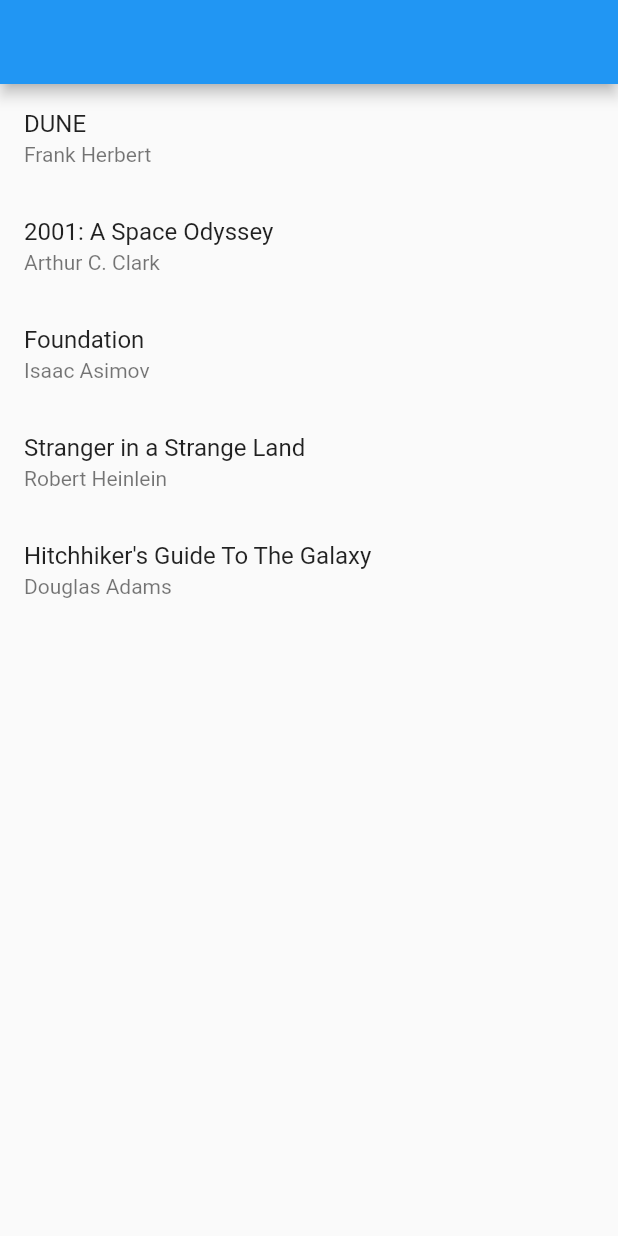
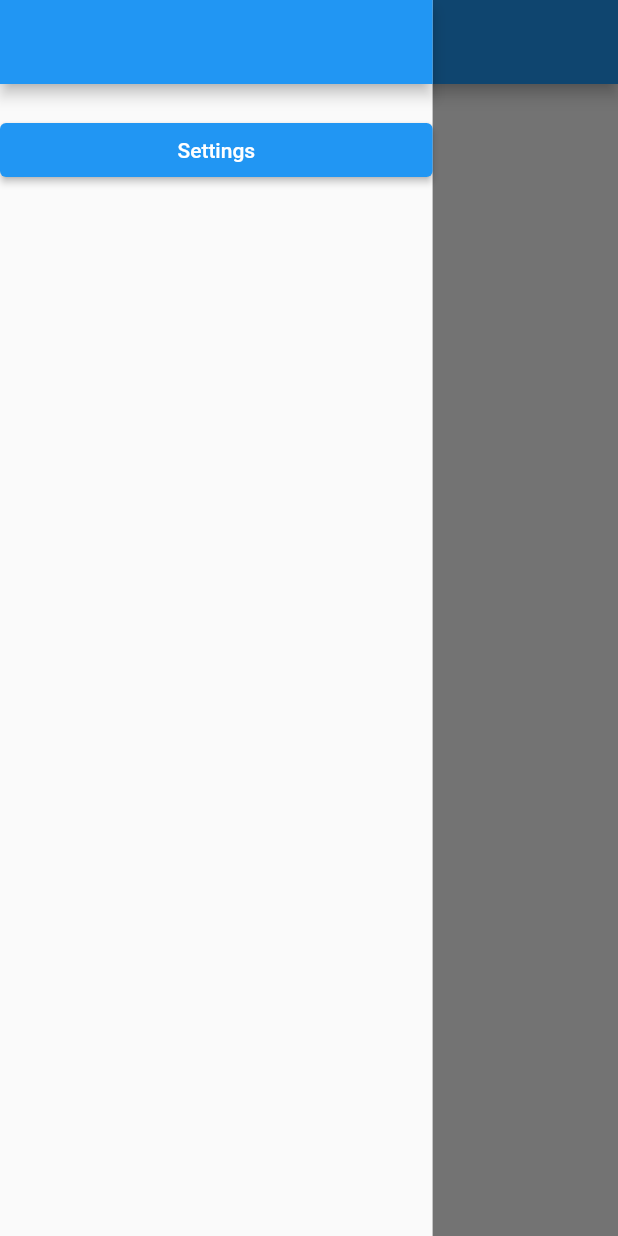
Before and after one commit to polyGeek/nav2, a Flutter app: the screen it shows after launch, with the side drawer open (before the commit the screen has no drawer), on a phone screen of 412 x 824 dp. Run offline on Flutter 3.47's test engine with Material 2 defaults, Android fonts, the light colour scheme and no system bars.

Commit message:
2nd commit

```diff
--- a/lib/main.dart
+++ b/lib/main.dart
@@ -20,6 +20,7 @@ class _BooksAppState extends State<BooksApp> {
     return MaterialApp.router(
       title: 'Books App',
       routerDelegate: _routerDelegate,
+      debugShowCheckedModeBanner: false,
       routeInformationParser: _routeInformationParser,
     );
   }
--- a/lib/model/nav/book_route_information_parser.dart
+++ b/lib/model/nav/book_route_information_parser.dart
@@ -14,7 +14,7 @@ class BookRouteInformationParser extends RouteInformationParser<BookRoutePath> {
 
     // Handle '/'
     if ( uri.pathSegments.length == 0 ) {
-      print( '  home\n' );
+      print( '  <<<home>>>\n' );
       return BookRoutePath.home();
     }
 
@@ -22,7 +22,7 @@ class BookRouteInformationParser extends RouteInformationParser<BookRoutePath> {
     if ( uri.pathSegments.length == 2 ) {
 
       if ( uri.pathSegments[0] != 'book' ) {
-        print( '  unknown\n' );
+        print( '  <<<unknown>>>\n' );
         return BookRoutePath.unknown();
       }
 
@@ -30,18 +30,23 @@ class BookRouteInformationParser extends RouteInformationParser<BookRoutePath> {
       var remaining = uri.pathSegments[ 1 ];
       var id = int.tryParse( remaining );
       if (id == null) {
-        print( '  unknown\n' );
+        print( '  <<<unknown>>>\n' );
         return BookRoutePath.unknown();
       }
 
       // If we made it to this point then we have a valid URI
       // and can navigate to the selected book.
-      print( '  details\n' );
+      print( '  <<<details>>>\n' );
       return BookRoutePath.details( id: id );
+
+    } else if( uri.pathSegments[0] == 'settings' ) {
+
+      print( '   <<<Settings>>>\n' );
+      return BookRoutePath.settings();
 
     } else {
       // Handle unknown routes
-      print( '  unknown\n' );
+      print( '  <<<unknown>>>\n' );
       return BookRoutePath.unknown();
     }
   }
@@ -51,16 +56,25 @@ class BookRouteInformationParser extends RouteInformationParser<BookRoutePath> {
   RouteInformation? restoreRouteInformation( BookRoutePath path ) {
     print( 'BookRouteInformationParser.restoreRouteInformation: path -> ' + path.toString() );
     if ( path.isUnknown ) {
+
       print( '  isUnknown = true\n' );
       return RouteInformation( location: '/404' );
-    }
-    if ( path.isHomePage ) {
-      print( '  location = /');
+
+    } else  if ( path.isHomePage ) {
+
+      print(  '  location = /' );
       return RouteInformation( location: '/\n' );
-    }
-    if ( path.isDetailsPage ) {
+
+    } else if ( path.isDetailsPage ) {
+
       print( '  isDetailsPage: ' + path.id.toString() + '\n' );
       return RouteInformation( location: '/book/${path.id}' );
+
+    } else if( path.isSettings == true ) {
+
+      print( '  isSettings Page ' );
+      return RouteInformation( location: '/settings' );
+
     }
 
     print( '  return NULL\n' );
--- a/lib/model/nav/book_route_path.dart
+++ b/lib/model/nav/book_route_path.dart
@@ -1,33 +1,46 @@
 /// This is the ADT in the middle.
 
-/// The syntax below was totally new to me. A good example of how this
-/// is used in Flutter is the Point class. You can check that out as
-/// an example. Also, read the excellent answer to this question on StackExchange
-/// https://stackoverflow.com/questions/50274605/colon-after-constructor-in-dart
+/// The syntax below uses named constructors. If you're not familiar with that
+/// syntax then check out:
+/// https://www.geeksforgeeks.org/constructors-in-dart/ (3-Named Constructors)
 
 class BookRoutePath {
-  final int? id;
-  final bool isUnknown;
+  int? id           = -1;
+  bool isUnknown   = false;
+  bool isSettings  = false;
 
 
   BookRoutePath.home()
-      : id = null,
+      : id        = null,
         isUnknown = false {
-    print( 'Set -> HOME on BookRoutePath\n   id = ' + id.toString() + '\n   isUnknown = ' + isUnknown.toString() + '\n' );
+    print( '''Set -> HOME on BookRoutePath
+    id        = $id
+    isUnknown = $isUnknown''' );
   }
 
   BookRoutePath.details( { this.id } )
       : isUnknown = false {
-    print( 'Set -> DETAILS on BookRoutePath\n   id = ' + id.toString() + '\n   isUnknown = ' + isUnknown.toString() + '\n' );
+    print( '''Set -> DETAILS on BookRoutePath
+    id        = $id
+    isUnknown = $isUnknown''' );
+  }
+
+  BookRoutePath.settings()
+       : id = null,
+        isUnknown = false {
+    print( '''Set -> SETTINGS on BookRoutePath
+    id        = $id
+    isUnknown = $isUnknown''' );
   }
 
   BookRoutePath.unknown()
-      : id = null,
-        isUnknown = true{
-    print( 'Set -> UNKNOWN on BookRoutePath\n   id = ' + id.toString() + '\n   isUnknown = ' + isUnknown.toString() + '\n' );
+      : id        = null,
+        isUnknown = true {
+    print( '''Set -> UNKNOWN on BookRoutePath
+    id        = $id
+    isUnknown = $isUnknown''' );
   }
 
   bool get isHomePage => id == null;
-
   bool get isDetailsPage => id != null;
 }
--- a/lib/pages/book_list_page.dart
+++ b/lib/pages/book_list_page.dart
@@ -1,6 +1,7 @@
 import 'package:flutter/cupertino.dart';
 import 'package:flutter/material.dart';
 import 'package:flutter_nav_2/model/nav/book.dart';
+import 'package:flutter_nav_2/pages/home-drawer.dart';
 
 class BooksListScreen extends StatelessWidget {
   final List<Book?> books;
@@ -15,6 +16,7 @@ class BooksListScreen extends StatelessWidget {
   Widget build(BuildContext context) {
     return Scaffold(
       appBar: AppBar(),
+      drawer: HomeDrawer(),
       body: ListView(
         children: [
           for (var book in books)
--- /dev/null
+++ b/lib/pages/home-drawer.dart
@@ -0,0 +1,34 @@
+import 'package:flutter/material.dart';
+import 'package:flutter/widgets.dart';
+
+class HomeDrawer extends StatelessWidget {
+
+  @override
+  Widget build( BuildContext context ) {
+    return FractionallySizedBox(
+      widthFactor: 0.7,
+      child: Scaffold(
+        appBar: AppBar(),
+        body: Column(
+          crossAxisAlignment: CrossAxisAlignment.stretch,
+
+          children: [
+
+            SizedBox( height: 20 ),
+
+            ElevatedButton(
+                onPressed: (){
+                  //_selectedBook = book;
+                  //notifyListeners();
+                },
+                child: Text(
+                  'Settings',
+                  textAlign: TextAlign.center,
+                )
+            ),
+          ],
+        ),
+      ),
+    );
+  }
+}
```
Also changed, not shown: lib/model/nav/book.dart (+8 -0 lines), lib/model/nav/book_router_delegate.dart (+43 -1 lines), lib/pages/settings.dart (added, +22 -0 lines).
